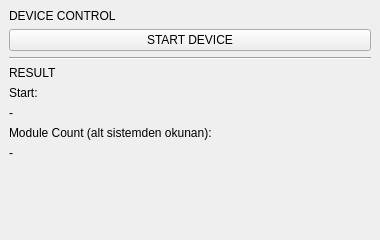
algoritmababa/deneme, file TcpHexTool/MainWindow.ui: the form before one commit.
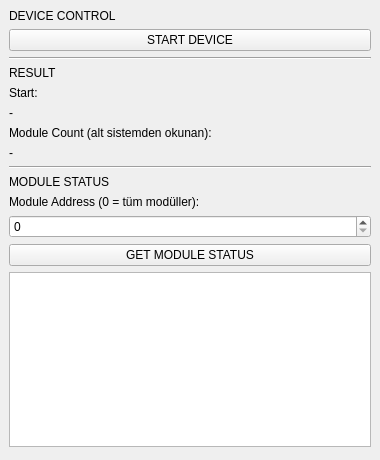
The form after the commit.

Commit message:
Add the module status section to the test tool
A module address spin box (0 = all modules), a GET MODULE STATUS button
and a read-only area for what the integration returns. The call itself
is a TODO (AltSistem) marker like the start test, since that code lives
outside this repository.

Claude-Session: https://claude.ai/code/session_01NTPxWPv6pGfSdimARf4mjt

```diff
--- a/TcpHexTool/MainWindow.ui
+++ b/TcpHexTool/MainWindow.ui
@@ -7,7 +7,7 @@
     <x>0</x>
     <y>0</y>
     <width>380</width>
-    <height>240</height>
+    <height>460</height>
    </rect>
   </property>
   <property name="windowTitle">
@@ -71,6 +71,54 @@
       </property>
      </widget>
     </item>
+    <item>
+     <widget class="Line" name="lineStatus">
+      <property name="orientation">
+       <enum>Qt::Horizontal</enum>
+      </property>
+     </widget>
+    </item>
+    <item>
+     <widget class="QLabel" name="labelModuleStatusTitle">
+      <property name="text">
+       <string>MODULE STATUS</string>
+      </property>
+     </widget>
+    </item>
+    <item>
+     <widget class="QLabel" name="labelModuleAddressTitle">
+      <property name="text">
+       <string>Module Address (0 = tüm modüller):</string>
+      </property>
+     </widget>
+    </item>
+    <item>
+     <widget class="QSpinBox" name="spinModuleAddress">
+      <property name="minimum">
+       <number>0</number>
+      </property>
+      <property name="maximum">
+       <number>5</number>
+      </property>
+      <property name="value">
+       <number>0</number>
+      </property>
+     </widget>
+    </item>
+    <item>
+     <widget class="QPushButton" name="btnModuleStatus">
+      <property name="text">
+       <string>GET MODULE STATUS</string>
+      </property>
+     </widget>
+    </item>
+    <item>
+     <widget class="QPlainTextEdit" name="textModuleStatus">
+      <property name="readOnly">
+       <bool>true</bool>
+      </property>
+     </widget>
+    </item>
     <item>
      <spacer name="verticalSpacer">
       <property name="orientation">
```
The commit also changes 2 other files.
